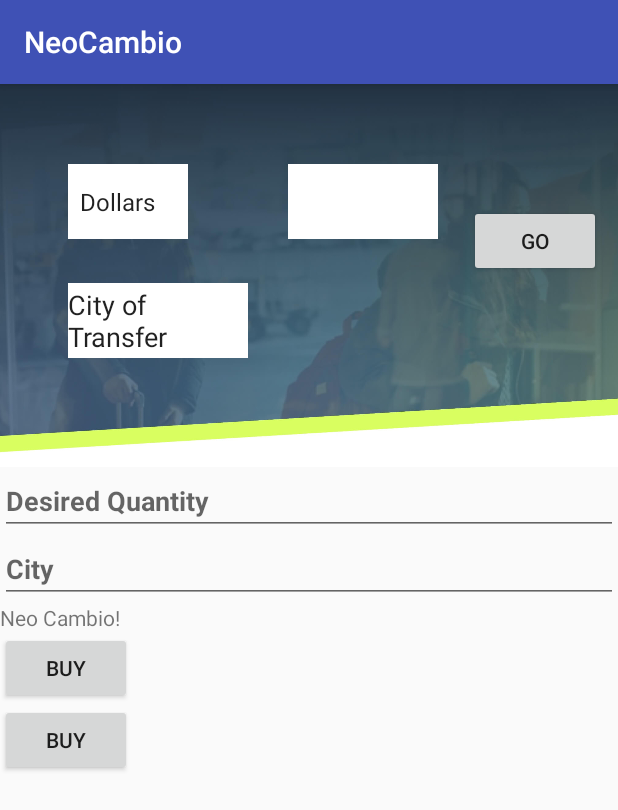
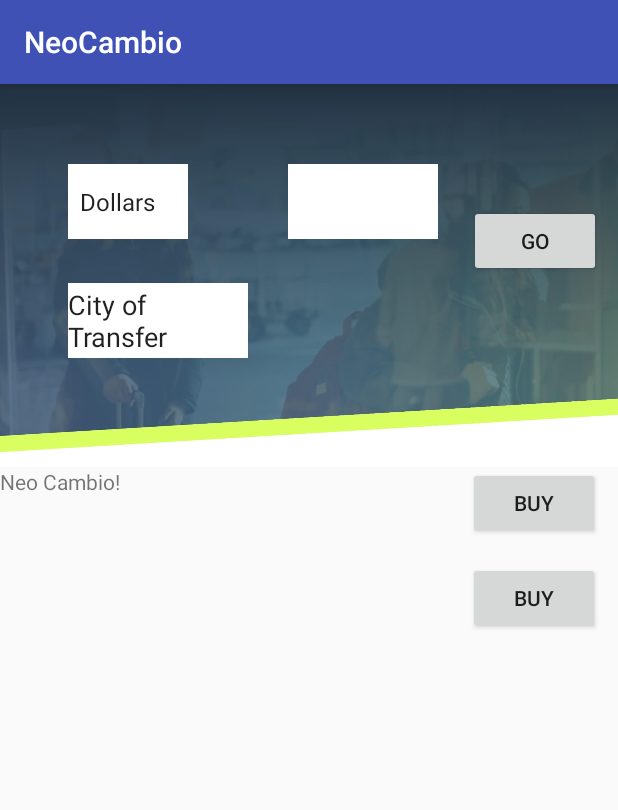
Before and after one commit to jparkteach/NeoCambio, an Android app: the screen it shows after launch (MainActivity), on a phone screen of 412 x 824 dp. Shown: the top 810 px of the screen. Run offline under Robolectric (Android 15) with nearby library versions, the phone set to English and light mode, and no system bars.

Commit message:
currency onClicks added

```diff
--- a/app/src/main/res/layout/activity_main.xml
+++ b/app/src/main/res/layout/activity_main.xml
@@ -63,24 +63,15 @@
             android:layout_alignTop="@+id/amtEntry"
             android:layout_alignParentRight="true"
             android:layout_alignParentEnd="true"
-            android:layout_marginTop="27dp" />
+            android:layout_marginTop="27dp"
+            android:onClick="id/button" />
 
 
     </RelativeLayout>
 
-
-    <EditText
+    <RelativeLayout
         android:layout_width="match_parent"
-        android:layout_height="wrap_content"
-        android:hint="Desired Quantity"
-        android:textStyle="bold"
-        />
-    <EditText
-        android:layout_width="match_parent"
-        android:layout_height="wrap_content"
-        android:hint="City"
-        android:textStyle="bold"
-        />
+        android:layout_height="match_parent">
     <TextView
         android:layout_width="wrap_content"
         android:layout_height="wrap_content"
@@ -88,16 +79,28 @@
         app:layout_constraintBottom_toBottomOf="parent"
         app:layout_constraintLeft_toLeftOf="parent"
         app:layout_constraintRight_toRightOf="parent"
-        app:layout_constraintTop_toTopOf="parent" />
+        app:layout_constraintTop_toTopOf="parent"
+        android:id="@+id/textView" />
 
     <Button
+        android:id="@+id/button2"
         android:layout_width="wrap_content"
         android:layout_height="wrap_content"
-        android:text="buy" />
+        android:text="buy"
+        android:layout_alignParentTop="true"
+        android:layout_alignLeft="@+id/button3"
+        android:layout_alignStart="@+id/button3" />
 
     <Button
+        android:id="@+id/button3"
         android:layout_width="wrap_content"
         android:layout_height="wrap_content"
-        android:text="buy" />
-
+        android:text="buy"
+        android:layout_marginRight="12dp"
+        android:layout_marginEnd="12dp"
+        android:layout_marginTop="15dp"
+        android:layout_below="@+id/button2"
+        android:layout_alignParentRight="true"
+        android:layout_alignParentEnd="true" />
+    </RelativeLayout>
 </LinearLayout>
```
